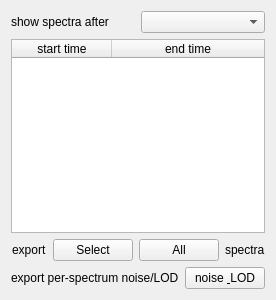
First picture: the form in Orbitool/UI/SpectraList.ui, repository liyihc/Orbitool, before the edit.
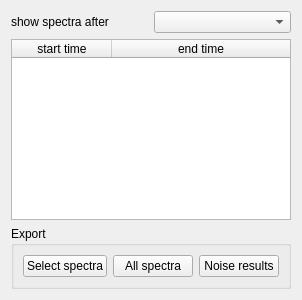
Second picture: the form after the edit.

Commit message:
rename the noise/LOD export to Noise results and group the Spectra List exports
The Noise tab Export button now reads Noise results, and both exports use the noise_results filename, dialog and folder names. The Spectra List's Select/All and noise buttons collapse into one titled Export group. Tests and docs follow.

The edit to the form file:
```diff
--- a/Orbitool/UI/SpectraList.ui
+++ b/Orbitool/UI/SpectraList.ui
@@ -64,69 +64,36 @@
     </widget>
    </item>
    <item>
-    <layout class="QHBoxLayout" name="horizontalLayout">
-     <item>
-      <spacer name="horizontalSpacer">
-       <property name="orientation">
-        <enum>Qt::Horizontal</enum>
-       </property>
-       <property name="sizeHint" stdset="0">
-        <size>
-         <width>40</width>
-         <height>20</height>
-        </size>
-       </property>
-      </spacer>
-     </item>
-     <item>
-      <widget class="QLabel" name="label_2">
-       <property name="text">
-        <string>export</string>
-       </property>
-      </widget>
-     </item>
-     <item>
-      <widget class="QPushButton" name="exportSelectPushButton">
-       <property name="text">
-        <string>Select</string>
-       </property>
-      </widget>
-     </item>
-     <item>
-      <widget class="QPushButton" name="exportAllPushButton">
-       <property name="text">
-        <string>All</string>
-       </property>
-      </widget>
-     </item>
+    <widget class="QGroupBox" name="groupBox_export">
+     <property name="title">
+      <string>Export</string>
+     </property>
+     <layout class="QHBoxLayout" name="horizontalLayout_export">
       <item>
-       <widget class="QLabel" name="label_3">
+       <widget class="QPushButton" name="exportSelectPushButton">
         <property name="text">
-         <string>spectra</string>
+         <string>Select spectra</string>
         </property>
        </widget>
       </item>
-     </layout>
-    </item>
-    <item>
-     <layout class="QHBoxLayout" name="horizontalLayout_noise_lod">
       <item>
-       <widget class="QLabel" name="label_4">
+       <widget class="QPushButton" name="exportAllPushButton">
         <property name="text">
-         <string>export per-spectrum noise/LOD</string>
+         <string>All spectra</string>
         </property>
        </widget>
       </item>
       <item>
        <widget class="QPushButton" name="exportNoiseLODPushButton">
         <property name="text">
-         <string>noise &amp; LOD</string>
+         <string>Noise results</string>
         </property>
        </widget>
       </item>
      </layout>
-    </item>
-   </layout>
+    </widget>
+   </item>
+  </layout>
   </widget>
  <resources/>
  <connections/>
```
The commit also changes 8 other files.
